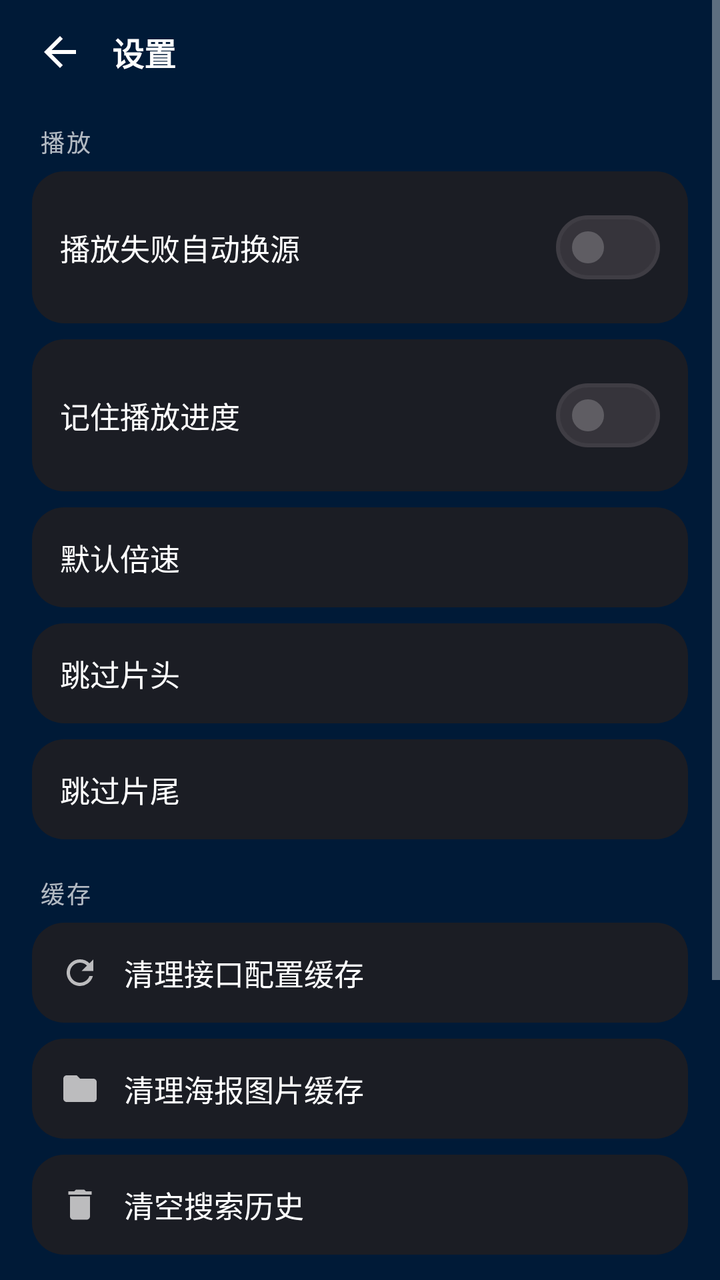
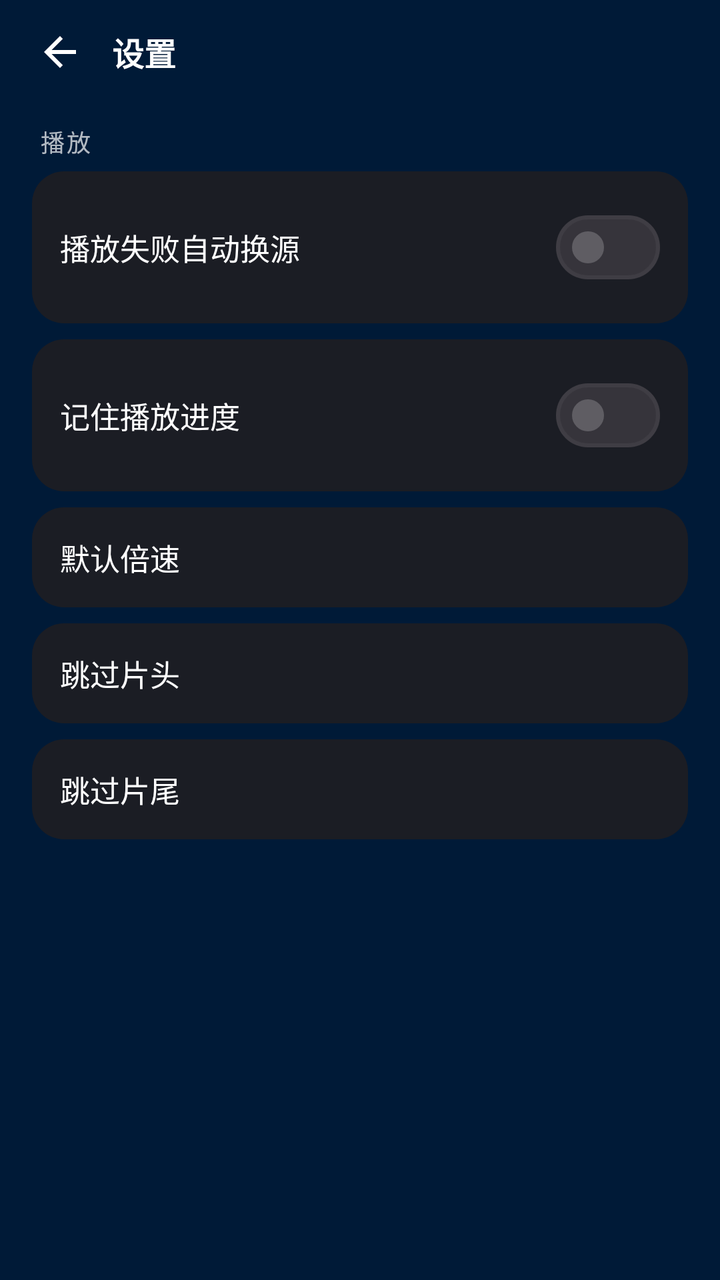

Before-and-after screenshots of an Android layout around one commit, followed by the original layout XML and the change that was made.
<!-- AndroidManifest.xml: application theme Theme.XingYing -->
<!-- res/layout/activity_settings.xml -->
<?xml version="1.0" encoding="utf-8"?>
<ScrollView xmlns:android="http://schemas.android.com/apk/res/android"
    xmlns:app="http://schemas.android.com/apk/res-auto"
    android:layout_width="match_parent"
    android:layout_height="match_parent"
    android:background="@color/background"
    android:fitsSystemWindows="true"
    android:fillViewport="true">

    <LinearLayout
        android:layout_width="match_parent"
        android:layout_height="wrap_content"
        android:orientation="vertical"
        android:paddingBottom="24dp">

        <RelativeLayout
            android:layout_width="match_parent"
            android:layout_height="52dp"
            android:paddingHorizontal="8dp">

            <ImageButton
                android:id="@+id/btnBack"
                android:layout_width="44dp"
                android:layout_height="44dp"
                android:layout_centerVertical="true"
                android:background="?attr/selectableItemBackgroundBorderless"
                android:contentDescription="返回"
                android:src="@drawable/ic_back"
                app:tint="@color/text_primary" />

            <TextView
                android:layout_width="wrap_content"
                android:layout_height="wrap_content"
                android:layout_centerVertical="true"
                android:layout_marginStart="4dp"
                android:layout_toEndOf="@id/btnBack"
                android:text="设置"
                android:textColor="@color/text_primary"
                android:textSize="16sp"
                android:textStyle="bold" />
        </RelativeLayout>

        <TextView
            style="@style/Section.Title"
            android:layout_width="wrap_content"
            android:layout_height="wrap_content"
            android:paddingStart="20dp"
            android:paddingTop="10dp"
            android:paddingEnd="16dp"
            android:paddingBottom="6dp"
            android:text="播放" />

        <LinearLayout
            android:layout_width="match_parent"
            android:layout_height="wrap_content"
            android:layout_marginStart="16dp"
            android:layout_marginEnd="16dp"
            android:background="@drawable/bg_card"
            android:gravity="center_vertical"
            android:orientation="horizontal"
            android:padding="14dp">

            <TextView
                android:layout_width="0dp"
                android:layout_height="wrap_content"
                android:layout_weight="1"
                android:text="播放失败自动换源"
                android:textColor="@color/text_primary"
                android:textSize="15sp" />

            <com.google.android.material.materialswitch.MaterialSwitch
                android:id="@+id/switchAuto"
                android:layout_width="wrap_content"
                android:layout_height="wrap_content" />
        </LinearLayout>

        <LinearLayout
            android:layout_width="match_parent"
            android:layout_height="wrap_content"
            android:layout_marginStart="16dp"
            android:layout_marginTop="8dp"
            android:layout_marginEnd="16dp"
            android:background="@drawable/bg_card"
            android:gravity="center_vertical"
            android:orientation="horizontal"
            android:padding="14dp">

            <TextView
                android:layout_width="0dp"
                android:layout_height="wrap_content"
                android:layout_weight="1"
                android:text="记住播放进度"
                android:textColor="@color/text_primary"
                android:textSize="15sp" />

            <com.google.android.material.materialswitch.MaterialSwitch
                android:id="@+id/switchResume"
                android:layout_width="wrap_content"
                android:layout_height="wrap_content" />
        </LinearLayout>

        <LinearLayout
            android:id="@+id/rowSpeed"
            android:layout_width="match_parent"
            android:layout_height="wrap_content"
            android:layout_marginStart="16dp"
            android:layout_marginTop="8dp"
            android:layout_marginEnd="16dp"
            android:background="@drawable/bg_card"
            android:gravity="center_vertical"
            android:orientation="horizontal"
            android:padding="14dp"
            android:foreground="?attr/selectableItemBackground">

            <TextView
                android:layout_width="0dp"
                android:layout_height="wrap_content"
                android:layout_weight="1"
                android:text="默认倍速"
                android:textColor="@color/text_primary"
                android:textSize="15sp" />

            <TextView
                android:id="@+id/tvSpeed"
                android:layout_width="wrap_content"
                android:layout_height="wrap_content"
                android:textColor="@color/primary"
                android:textSize="14sp" />
        </LinearLayout>

        <LinearLayout
            android:id="@+id/rowSkipIntro"
            android:layout_width="match_parent"
            android:layout_height="wrap_content"
            android:layout_marginStart="16dp"
            android:layout_marginTop="8dp"
            android:layout_marginEnd="16dp"
            android:background="@drawable/bg_card"
            android:gravity="center_vertical"
            android:orientation="horizontal"
            android:padding="14dp"
            android:foreground="?attr/selectableItemBackground">

            <TextView
                android:layout_width="0dp"
                android:layout_height="wrap_content"
                android:layout_weight="1"
                android:text="跳过片头"
                android:textColor="@color/text_primary"
                android:textSize="15sp" />

            <TextView
                android:id="@+id/tvSkipIntro"
                android:layout_width="wrap_content"
                android:layout_height="wrap_content"
                android:textColor="@color/primary"
                android:textSize="14sp" />
        </LinearLayout>

        <LinearLayout
            android:id="@+id/rowSkipOutro"
            android:layout_width="match_parent"
            android:layout_height="wrap_content"
            android:layout_marginStart="16dp"
            android:layout_marginTop="8dp"
            android:layout_marginEnd="16dp"
            android:background="@drawable/bg_card"
            android:gravity="center_vertical"
            android:orientation="horizontal"
            android:padding="14dp"
            android:foreground="?attr/selectableItemBackground">

            <TextView
                android:layout_width="0dp"
                android:layout_height="wrap_content"
                android:layout_weight="1"
                android:text="跳过片尾"
                android:textColor="@color/text_primary"
                android:textSize="15sp" />

            <TextView
                android:id="@+id/tvSkipOutro"
                android:layout_width="wrap_content"
                android:layout_height="wrap_content"
                android:textColor="@color/primary"
                android:textSize="14sp" />
        </LinearLayout>

        <TextView
            style="@style/Section.Title"
            android:layout_width="wrap_content"
            android:layout_height="wrap_content"
            android:paddingStart="20dp"
            android:paddingTop="18dp"
            android:paddingEnd="16dp"
            android:paddingBottom="6dp"
            android:text="缓存" />

        <LinearLayout
            android:id="@+id/rowClearConfig"
            android:layout_width="match_parent"
            android:layout_height="wrap_content"
            android:layout_marginStart="16dp"
            android:layout_marginEnd="16dp"
            android:background="@drawable/bg_card"
            android:gravity="center_vertical"
            android:orientation="horizontal"
            android:padding="14dp"
            android:foreground="?attr/selectableItemBackground">

            <ImageView
                android:layout_width="20dp"
                android:layout_height="20dp"
                android:importantForAccessibility="no"
                android:src="@drawable/ic_refresh"
                app:tint="@color/text_secondary" />

            <TextView
                android:layout_width="0dp"
                android:layout_height="wrap_content"
                android:layout_marginStart="12dp"
                android:layout_weight="1"
                android:text="清理接口配置缓存"
                android:textColor="@color/text_primary"
                android:textSize="15sp" />

            <TextView
                android:id="@+id/tvConfigSize"
                android:layout_width="wrap_content"
                android:layout_height="wrap_content"
                android:textColor="@color/text_muted"
                android:textSize="12sp" />
        </LinearLayout>

        <LinearLayout
            android:id="@+id/rowClearImage"
            android:layout_width="match_parent"
            android:layout_height="wrap_content"
            android:layout_marginStart="16dp"
            android:layout_marginTop="8dp"
            android:layout_marginEnd="16dp"
            android:background="@drawable/bg_card"
            android:gravity="center_vertical"
            android:orientation="horizontal"
            android:padding="14dp"
            android:foreground="?attr/selectableItemBackground">

            <ImageView
                android:layout_width="20dp"
                android:layout_height="20dp"
                android:importantForAccessibility="no"
                android:src="@drawable/ic_folder"
                app:tint="@color/text_secondary" />

            <TextView
                android:layout_width="0dp"
                android:layout_height="wrap_content"
                android:layout_marginStart="12dp"
                android:layout_weight="1"
                android:text="清理海报图片缓存"
                android:textColor="@color/text_primary"
                android:textSize="15sp" />

            <TextView
                android:id="@+id/tvImageSize"
                android:layout_width="wrap_content"
                android:layout_height="wrap_content"
                android:textColor="@color/text_muted"
                android:textSize="12sp" />
        </LinearLayout>

        <LinearLayout
            android:id="@+id/rowClearSearch"
            android:layout_width="match_parent"
            android:layout_height="wrap_content"
            android:layout_marginStart="16dp"
            android:layout_marginTop="8dp"
            android:layout_marginEnd="16dp"
            android:background="@drawable/bg_card"
            android:gravity="center_vertical"
            android:orientation="horizontal"
            android:padding="14dp"
            android:foreground="?attr/selectableItemBackground">

            <ImageView
                android:layout_width="20dp"
                android:layout_height="20dp"
                android:importantForAccessibility="no"
                android:src="@drawable/ic_delete"
                app:tint="@color/text_secondary" />

            <TextView
                android:layout_width="0dp"
                android:layout_height="wrap_content"
                android:layout_marginStart="12dp"
                android:layout_weight="1"
                android:text="清空搜索历史"
                android:textColor="@color/text_primary"
                android:textSize="15sp" />
        </LinearLayout>

        <TextView
            style="@style/Section.Title"
            android:layout_width="wrap_content"
            android:layout_height="wrap_content"
            android:paddingStart="20dp"
            android:paddingTop="18dp"
            android:paddingEnd="16dp"
            android:paddingBottom="6dp"
            android:text="数据" />

        <LinearLayout
            android:id="@+id/rowExport"
            android:layout_width="match_parent"
            android:layout_height="wrap_content"
            android:layout_marginStart="16dp"
            android:layout_marginEnd="16dp"
            android:background="@drawable/bg_card"
            android:gravity="center_vertical"
            android:orientation="horizontal"
            android:padding="14dp"
            android:foreground="?attr/selectableItemBackground">

            <ImageView
                android:layout_width="20dp"
                android:layout_height="20dp"
                android:importantForAccessibility="no"
                android:src="@drawable/ic_export"
                app:tint="@color/text_secondary" />

            <TextView
                android:layout_width="0dp"
                android:layout_height="wrap_content"
                android:layout_marginStart="12dp"
                android:layout_weight="1"
                android:text="导出历史与收藏到剪贴板"
                android:textColor="@color/text_primary"
                android:textSize="15sp" />
        </LinearLayout>

        <LinearLayout
            android:id="@+id/rowImport"
            android:layout_width="match_parent"
            android:layout_height="wrap_content"
            android:layout_marginStart="16dp"
            android:layout_marginTop="8dp"
            android:layout_marginEnd="16dp"
            android:background="@drawable/bg_card"
            android:gravity="center_vertical"
            android:orientation="horizontal"
            android:padding="14dp"
            android:foreground="?attr/selectableItemBackground">

            <ImageView
                android:layout_width="20dp"
                android:layout_height="20dp"
                android:importantForAccessibility="no"
                android:src="@drawable/ic_add"
                app:tint="@color/text_secondary" />

            <TextView
                android:layout_width="0dp"
                android:layout_height="wrap_content"
                android:layout_marginStart="12dp"
                android:layout_weight="1"
                android:text="从剪贴板导入历史与收藏"
                android:textColor="@color/text_primary"
                android:textSize="15sp" />
        </LinearLayout>

        <TextView
            android:id="@+id/tvAbout"
            android:layout_width="match_parent"
            android:layout_height="wrap_content"
            android:lineSpacingExtra="4dp"
            android:paddingStart="20dp"
            android:paddingTop="20dp"
            android:paddingEnd="20dp"
            android:textColor="@color/text_muted"
            android:textSize="11sp" />
    </LinearLayout>
</ScrollView>
<!-- resources referenced by this layout -->
<resources>
  <color name="background">#FF001A37</color>
  <color name="primary">#FFFFB40A</color>
  <color name="text_muted">#8FFFFFFF</color>
  <color name="text_primary">#FFFFFFFF</color>
  <color name="text_secondary">#B3FFFFFF</color>
  <!-- drawable bg_card (drawable) -->
  <?xml version="1.0" encoding="utf-8"?>
  <shape xmlns:android="http://schemas.android.com/apk/res/android"
      android:shape="rectangle">
      <solid android:color="@color/surface_container" />
      <corners android:radius="16dp" />
  </shape>
  <!-- drawable ic_add (drawable) -->
  <?xml version="1.0" encoding="utf-8"?>
  <vector xmlns:android="http://schemas.android.com/apk/res/android"
      android:width="24dp" android:height="24dp"
      android:viewportWidth="24" android:viewportHeight="24">
      <path android:fillColor="#FFFFFFFF"
          android:pathData="M19,13h-6v6h-2v-6H5v-2h6V5h2v6h6v2z" />
  </vector>
  <!-- drawable ic_delete (drawable) -->
  <?xml version="1.0" encoding="utf-8"?>
  <vector xmlns:android="http://schemas.android.com/apk/res/android"
      android:width="24dp" android:height="24dp"
      android:viewportWidth="24" android:viewportHeight="24">
      <path android:fillColor="#FFFFFFFF"
          android:pathData="M6,19c0,1.1 0.9,2 2,2h8c1.1,0 2,-0.9 2,-2V7H6v12zM19,4h-3.5l-1,-1h-5l-1,1H5v2h14V4z" />
  </vector>
  <!-- drawable ic_export (drawable) -->
  <?xml version="1.0" encoding="utf-8"?>
  <vector xmlns:android="http://schemas.android.com/apk/res/android"
      android:width="24dp" android:height="24dp"
      android:viewportWidth="24" android:viewportHeight="24">
      <path android:fillColor="#FFFFFFFF"
          android:pathData="M19,9h-4V3H9v6H5l7,7 7,-7zM5,18v2h14v-2H5z" />
  </vector>
  <!-- drawable ic_folder (drawable) -->
  <?xml version="1.0" encoding="utf-8"?>
  <vector xmlns:android="http://schemas.android.com/apk/res/android"
      android:width="24dp" android:height="24dp"
      android:viewportWidth="24" android:viewportHeight="24">
      <path android:fillColor="#FFFFFFFF"
          android:pathData="M20,6h-8l-2,-2H4C2.9,4 2.01,4.9 2.01,6L2,18c0,1.1 0.9,2 2,2h16c1.1,0 2,-0.9 2,-2V8C22,6.9 21.1,6 20,6z" />
  </vector>
  <!-- drawable ic_refresh (drawable) -->
  <?xml version="1.0" encoding="utf-8"?>
  <vector xmlns:android="http://schemas.android.com/apk/res/android"
      android:width="24dp" android:height="24dp"
      android:viewportWidth="24" android:viewportHeight="24">
      <path android:fillColor="#FFFFFFFF"
          android:pathData="M17.65,6.35A7.958,7.958 0,0 0,12 4a8,8 0,1 0,7.73 10h-2.08A6,6 0,1 1,12 6c1.66,0 3.14,0.69 4.22,1.78L13,11h7V4l-2.35,2.35z" />
  </vector>
  <style name="Section.Title" parent="TextAppearance.Material3.TitleSmall">
          <item name="android:textColor">@color/text_secondary</item>
          <item name="android:textSize">12sp</item>
          <item name="android:letterSpacing">0.08</item>
      </style>
  <color name="surface_container">#FF1B1D24</color>
  <color name="on_primary">#FF001A37</color>
  <color name="primary_container">#33FFB40A</color>
  <color name="on_primary_container">#FFFFB40A</color>
  <color name="secondary">#FF03DAC5</color>
  <color name="surface">#FF1B1D24</color>
  <color name="outline">#33FFFFFF</color>
  <style name="Dialog.XingYing" parent="ThemeOverlay.Material3.MaterialAlertDialog">
          <item name="colorSurface">@color/surface_high</item>
          <item name="android:windowBackground">@color/surface_high</item>
          <item name="buttonBarPositiveButtonStyle">@style/Button.XingYing</item>
          <item name="buttonBarNegativeButtonStyle">@style/Button.XingYing</item>
      </style>
  <color name="surface_high">#1AFFFFFF</color>
  <style name="Button.XingYing" parent="Widget.Material3.Button.TextButton.Dialog">
          <item name="android:textColor">@color/primary</item>
      </style>
  <!-- unchanged entries left out for length: 2 -->
</resources>

<!-- the commit's change to res/layout/activity_settings.xml (unified diff, before → after) -->
@@ -186,197 +186,5 @@
                 android:textSize="14sp" />
         </LinearLayout>
 
-        <TextView
-            style="@style/Section.Title"
-            android:layout_width="wrap_content"
-            android:layout_height="wrap_content"
-            android:paddingStart="20dp"
-            android:paddingTop="18dp"
-            android:paddingEnd="16dp"
-            android:paddingBottom="6dp"
-            android:text="缓存" />
-
-        <LinearLayout
-            android:id="@+id/rowClearConfig"
-            android:layout_width="match_parent"
-            android:layout_height="wrap_content"
-            android:layout_marginStart="16dp"
-            android:layout_marginEnd="16dp"
-            android:background="@drawable/bg_card"
-            android:gravity="center_vertical"
-            android:orientation="horizontal"
-            android:padding="14dp"
-            android:foreground="?attr/selectableItemBackground">
-
-            <ImageView
-                android:layout_width="20dp"
-                android:layout_height="20dp"
-                android:importantForAccessibility="no"
-                android:src="@drawable/ic_refresh"
-                app:tint="@color/text_secondary" />
-
-            <TextView
-                android:layout_width="0dp"
-                android:layout_height="wrap_content"
-                android:layout_marginStart="12dp"
-                android:layout_weight="1"
-                android:text="清理接口配置缓存"
-                android:textColor="@color/text_primary"
-                android:textSize="15sp" />
-
-            <TextView
-                android:id="@+id/tvConfigSize"
-                android:layout_width="wrap_content"
-                android:layout_height="wrap_content"
-                android:textColor="@color/text_muted"
-                android:textSize="12sp" />
-        </LinearLayout>
-
-        <LinearLayout
-            android:id="@+id/rowClearImage"
-            android:layout_width="match_parent"
-            android:layout_height="wrap_content"
-            android:layout_marginStart="16dp"
-            android:layout_marginTop="8dp"
-            android:layout_marginEnd="16dp"
-            android:background="@drawable/bg_card"
-            android:gravity="center_vertical"
-            android:orientation="horizontal"
-            android:padding="14dp"
-            android:foreground="?attr/selectableItemBackground">
-
-            <ImageView
-                android:layout_width="20dp"
-                android:layout_height="20dp"
-                android:importantForAccessibility="no"
-                android:src="@drawable/ic_folder"
-                app:tint="@color/text_secondary" />
-
-            <TextView
-                android:layout_width="0dp"
-                android:layout_height="wrap_content"
-                android:layout_marginStart="12dp"
-                android:layout_weight="1"
-                android:text="清理海报图片缓存"
-                android:textColor="@color/text_primary"
-                android:textSize="15sp" />
-
-            <TextView
-                android:id="@+id/tvImageSize"
-                android:layout_width="wrap_content"
-                android:layout_height="wrap_content"
-                android:textColor="@color/text_muted"
-                android:textSize="12sp" />
-        </LinearLayout>
-
-        <LinearLayout
-            android:id="@+id/rowClearSearch"
-            android:layout_width="match_parent"
-            android:layout_height="wrap_content"
-            android:layout_marginStart="16dp"
-            android:layout_marginTop="8dp"
-            android:layout_marginEnd="16dp"
-            android:background="@drawable/bg_card"
-            android:gravity="center_vertical"
-            android:orientation="horizontal"
-            android:padding="14dp"
-            android:foreground="?attr/selectableItemBackground">
-
-            <ImageView
-                android:layout_width="20dp"
-                android:layout_height="20dp"
-                android:importantForAccessibility="no"
-                android:src="@drawable/ic_delete"
-                app:tint="@color/text_secondary" />
-
-            <TextView
-                android:layout_width="0dp"
-                android:layout_height="wrap_content"
-                android:layout_marginStart="12dp"
-                android:layout_weight="1"
-                android:text="清空搜索历史"
-                android:textColor="@color/text_primary"
-                android:textSize="15sp" />
-        </LinearLayout>
-
-        <TextView
-            style="@style/Section.Title"
-            android:layout_width="wrap_content"
-            android:layout_height="wrap_content"
-            android:paddingStart="20dp"
-            android:paddingTop="18dp"
-            android:paddingEnd="16dp"
-            android:paddingBottom="6dp"
-            android:text="数据" />
-
-        <LinearLayout
-            android:id="@+id/rowExport"
-            android:layout_width="match_parent"
-            android:layout_height="wrap_content"
-            android:layout_marginStart="16dp"
-            android:layout_marginEnd="16dp"
-            android:background="@drawable/bg_card"
-            android:gravity="center_vertical"
-            android:orientation="horizontal"
-            android:padding="14dp"
-            android:foreground="?attr/selectableItemBackground">
-
-            <ImageView
-                android:layout_width="20dp"
-                android:layout_height="20dp"
-                android:importantForAccessibility="no"
-                android:src="@drawable/ic_export"
-                app:tint="@color/text_secondary" />
-
-            <TextView
-                android:layout_width="0dp"
-                android:layout_height="wrap_content"
-                android:layout_marginStart="12dp"
-                android:layout_weight="1"
-                android:text="导出历史与收藏到剪贴板"
-                android:textColor="@color/text_primary"
-                android:textSize="15sp" />
-        </LinearLayout>
-
-        <LinearLayout
-            android:id="@+id/rowImport"
-            android:layout_width="match_parent"
-            android:layout_height="wrap_content"
-            android:layout_marginStart="16dp"
-            android:layout_marginTop="8dp"
-            android:layout_marginEnd="16dp"
-            android:background="@drawable/bg_card"
-            android:gravity="center_vertical"
-            android:orientation="horizontal"
-            android:padding="14dp"
-            android:foreground="?attr/selectableItemBackground">
-
-            <ImageView
-                android:layout_width="20dp"
-                android:layout_height="20dp"
-                android:importantForAccessibility="no"
-                android:src="@drawable/ic_add"
-                app:tint="@color/text_secondary" />
-
-            <TextView
-                android:layout_width="0dp"
-                android:layout_height="wrap_content"
-                android:layout_marginStart="12dp"
-                android:layout_weight="1"
-                android:text="从剪贴板导入历史与收藏"
-                android:textColor="@color/text_primary"
-                android:textSize="15sp" />
-        </LinearLayout>
-
-        <TextView
-            android:id="@+id/tvAbout"
-            android:layout_width="match_parent"
-            android:layout_height="wrap_content"
-            android:lineSpacingExtra="4dp"
-            android:paddingStart="20dp"
-            android:paddingTop="20dp"
-            android:paddingEnd="20dp"
-            android:textColor="@color/text_muted"
-            android:textSize="11sp" />
     </LinearLayout>
 </ScrollView>
<!-- resource entries referenced after the edit -->
@@ -2,7 +2,6 @@
 <resources>
   <color name="background">#FF001A37</color>
   <color name="primary">#FFFFB40A</color>
-  <color name="text_muted">#8FFFFFFF</color>
   <color name="text_primary">#FFFFFFFF</color>
   <color name="text_secondary">#B3FFFFFF</color>
   <!-- drawable bg_card (drawable) -->
@@ -12,46 +11,6 @@
       <solid android:color="@color/surface_container" />
       <corners android:radius="16dp" />
   </shape>
-  <!-- drawable ic_add (drawable) -->
-  <?xml version="1.0" encoding="utf-8"?>
-  <vector xmlns:android="http://schemas.android.com/apk/res/android"
-      android:width="24dp" android:height="24dp"
-      android:viewportWidth="24" android:viewportHeight="24">
-      <path android:fillColor="#FFFFFFFF"
-          android:pathData="M19,13h-6v6h-2v-6H5v-2h6V5h2v6h6v2z" />
-  </vector>
-  <!-- drawable ic_delete (drawable) -->
-  <?xml version="1.0" encoding="utf-8"?>
-  <vector xmlns:android="http://schemas.android.com/apk/res/android"
-      android:width="24dp" android:height="24dp"
-      android:viewportWidth="24" android:viewportHeight="24">
-      <path android:fillColor="#FFFFFFFF"
-          android:pathData="M6,19c0,1.1 0.9,2 2,2h8c1.1,0 2,-0.9 2,-2V7H6v12zM19,4h-3.5l-1,-1h-5l-1,1H5v2h14V4z" />
-  </vector>
-  <!-- drawable ic_export (drawable) -->
-  <?xml version="1.0" encoding="utf-8"?>
-  <vector xmlns:android="http://schemas.android.com/apk/res/android"
-      android:width="24dp" android:height="24dp"
-      android:viewportWidth="24" android:viewportHeight="24">
-      <path android:fillColor="#FFFFFFFF"
-          android:pathData="M19,9h-4V3H9v6H5l7,7 7,-7zM5,18v2h14v-2H5z" />
-  </vector>
-  <!-- drawable ic_folder (drawable) -->
-  <?xml version="1.0" encoding="utf-8"?>
-  <vector xmlns:android="http://schemas.android.com/apk/res/android"
-      android:width="24dp" android:height="24dp"
-      android:viewportWidth="24" android:viewportHeight="24">
-      <path android:fillColor="#FFFFFFFF"
-          android:pathData="M20,6h-8l-2,-2H4C2.9,4 2.01,4.9 2.01,6L2,18c0,1.1 0.9,2 2,2h16c1.1,0 2,-0.9 2,-2V8C22,6.9 21.1,6 20,6z" />
-  </vector>
-  <!-- drawable ic_refresh (drawable) -->
-  <?xml version="1.0" encoding="utf-8"?>
-  <vector xmlns:android="http://schemas.android.com/apk/res/android"
-      android:width="24dp" android:height="24dp"
-      android:viewportWidth="24" android:viewportHeight="24">
-      <path android:fillColor="#FFFFFFFF"
-          android:pathData="M17.65,6.35A7.958,7.958 0,0 0,12 4a8,8 0,1 0,7.73 10h-2.08A6,6 0,1 1,12 6c1.66,0 3.14,0.69 4.22,1.78L13,11h7V4l-2.35,2.35z" />
-  </vector>
   <style name="Section.Title" parent="TextAppearance.Material3.TitleSmall">
           <item name="android:textColor">@color/text_secondary</item>
           <item name="android:textSize">12sp</item>
